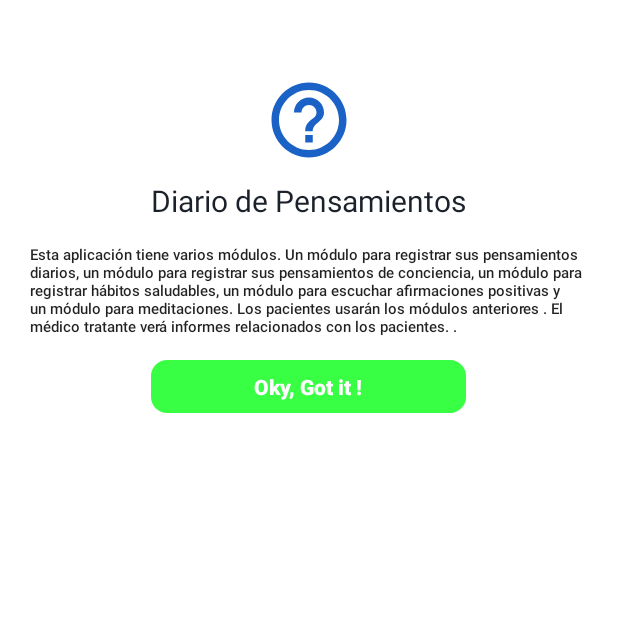
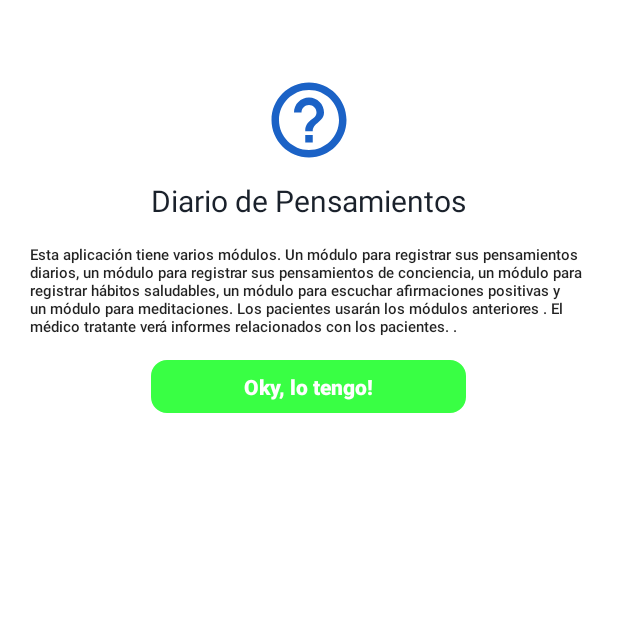
Before and after one commit to prasadkrn83/Serenidad, an Android app: the journalofthot_help screen opened directly, with no data from a screen before it, on a phone screen of 412 x 824 dp, the top half of it. Run offline under Robolectric (Android 15) with nearby library versions, the phone set to English and light mode, and no system bars.

Commit message:
Spanish Content fix

```diff
--- a/Serenidad/app/src/main/java/com/serenidad/journalofthot_feeling.java
+++ b/Serenidad/app/src/main/java/com/serenidad/journalofthot_feeling.java
@@ -162,7 +162,7 @@ public class journalofthot_feeling extends AppCompatActivity {
 
         String []arrayemotions={};
         if (s.equals("Feliz")) {
-            String[] arrhappy = {"Alegre", "Increíble", "Bonito", "Good", "Bueno"};
+            String[] arrhappy = {"Alegre", "Increíble", "Bonito", "Bueno", "Bueno"};
             arrayemotions=arrhappy;
         }
         else if(s.equals("Triste")) {
@@ -171,7 +171,7 @@ public class journalofthot_feeling extends AppCompatActivity {
 
         }
         else if(s.equals("Muy triste")) {
-            String[] arrbad = {"Infeliz", "Melancólico", "Sick", "Enfermos", "Aplastada"};
+            String[] arrbad = {"Infeliz", "Melancólico", "Enfermos", "Enfermos", "Aplastada"};
             arrayemotions=arrbad;
 
         }
--- a/Serenidad/app/src/main/res/layout/activity_journalofthot_help.xml
+++ b/Serenidad/app/src/main/res/layout/activity_journalofthot_help.xml
@@ -67,11 +67,12 @@
 
                 <Button
                     android:id="@+id/btn_help_got"
-                    android:background="@drawable/btn"
                     android:layout_width="210dp"
                     android:layout_height="35dp"
+                    android:background="@drawable/btn"
                     android:backgroundTint="#39FF44"
-                    android:text="Oky, Got it !"
+                    android:onClick="BackHome"
+                    android:text=" Oky, lo tengo! "
                     android:textAllCaps="false"
                     android:textColor="@android:color/white"
                     android:textStyle="bold" />
```
Also changed, not shown: Serenidad/app/src/main/java/com/serenidad/journalofthot_help.java (+13 -0 lines), 726 other files.
